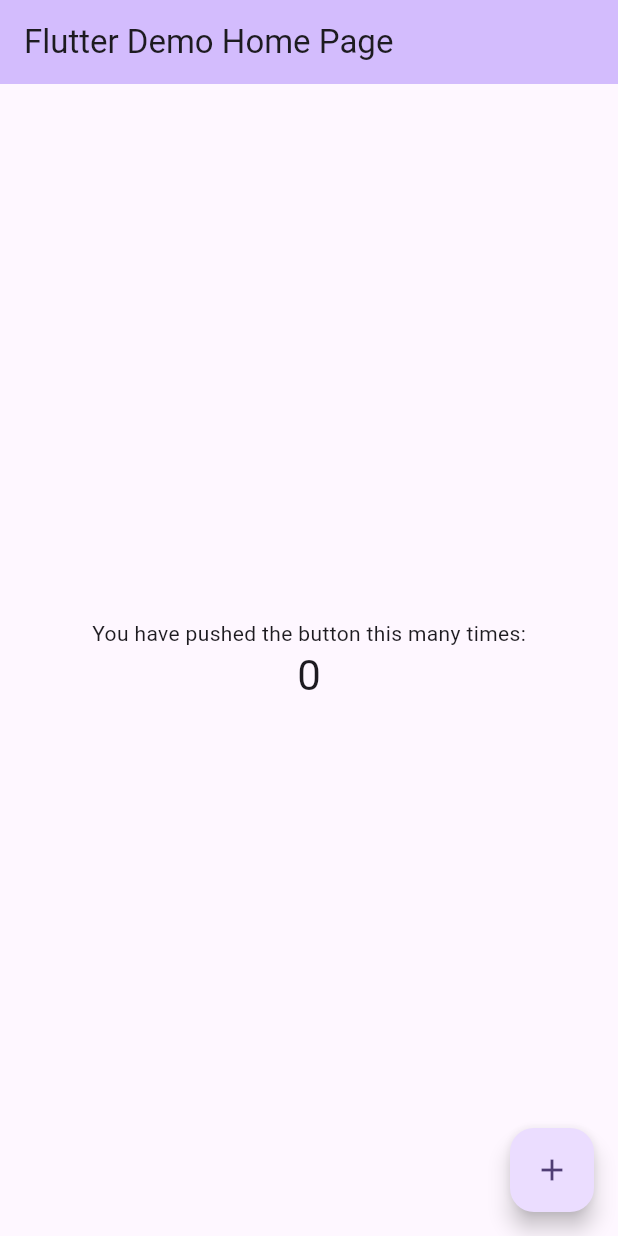
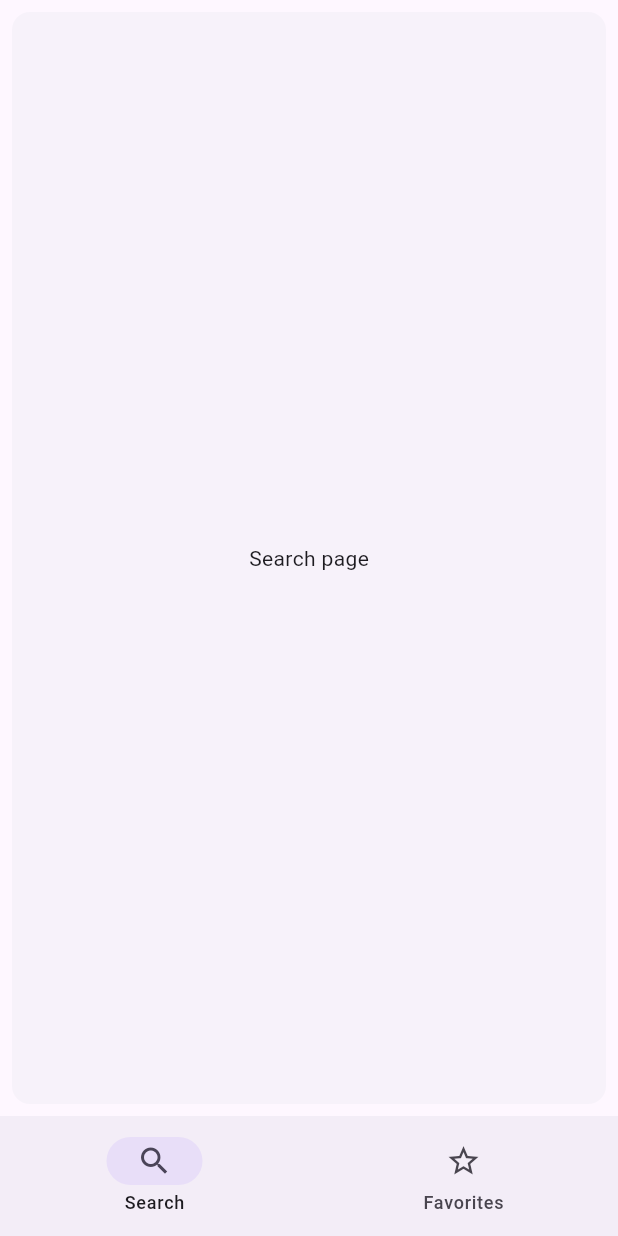
Before and after one commit to enricmacias/radio_star, a Flutter app: the screen it shows after launch, on a phone screen of 412 x 824 dp. Run offline on Flutter 3.47's test engine with Material 3 defaults, Android fonts, the phone set to English and light mode, and no system bars; our stand-ins replace flutter_riverpod, riverpod_annotation; generated files the repository leaves out were written again.

Commit message:
Create HomeView with a main tab bar

```diff
--- /dev/null
+++ b/lib/home_view.dart
@@ -0,0 +1,61 @@
+import 'package:flutter/material.dart';
+import 'package:flutter_riverpod/flutter_riverpod.dart';
+import 'package:riverpod_annotation/riverpod_annotation.dart';
+
+part 'home_view.g.dart';
+
+@riverpod
+class PageIndex extends _$PageIndex {
+  @override
+  int build() => 0;
+
+  void onDestinationSelected(int index) {
+    state = index;
+  }
+}
+
+class HomeView extends ConsumerWidget {
+  const HomeView({super.key});
+
+  @override
+  Widget build(BuildContext context, WidgetRef ref) {
+    int pageIndex = ref.watch(pageIndexProvider);
+
+    return Scaffold(
+        bottomNavigationBar: NavigationBar(
+          onDestinationSelected: (int index) {
+          ref.read(pageIndexProvider.notifier).onDestinationSelected(index);
+        },
+        selectedIndex: pageIndex,
+        destinations: const <Widget>[
+          NavigationDestination(
+            selectedIcon: Icon(Icons.search),
+            icon: Icon(Icons.search_outlined),
+            label: 'Search',
+          ),
+          NavigationDestination(
+            selectedIcon: Icon(Icons.star),
+            icon: Icon(Icons.star_outline),
+            label: 'Favorites',
+          ),
+        ]),
+        body:
+          <Widget>[
+            Card(
+        shadowColor: Colors.transparent,
+        margin: const EdgeInsets.all(8.0),
+        child: SizedBox.expand(
+          child: Center(child: Text('Search page')),
+        ),
+      ),
+            Card(
+        shadowColor: Colors.transparent,
+        margin: const EdgeInsets.all(8.0),
+        child: SizedBox.expand(
+          child: Center(child: Text('Favorite page')),
+        ),
+      ),
+            ][pageIndex],
+      );
+    }
+}
--- a/lib/main.dart
+++ b/lib/main.dart
@@ -1,122 +1,14 @@
 import 'package:flutter/material.dart';
+import 'package:flutter_riverpod/flutter_riverpod.dart';
+
+import 'home_view.dart';
 
 void main() {
-  runApp(const MyApp());
+  runApp(
+    ProviderScope(
+      child: MaterialApp(
+      home: HomeView(),
+    ),
+    ),
+  );
 }
-
-class MyApp extends StatelessWidget {
-  const MyApp({super.key});
-
-  // This widget is the root of your application.
-  @override
-  Widget build(BuildContext context) {
-    return MaterialApp(
-      title: 'Flutter Demo',
-      theme: ThemeData(
-        // This is the theme of your application.
-        //
-        // TRY THIS: Try running your application with "flutter run". You'll see
-        // the application has a purple toolbar. Then, without quitting the app,
-        // try changing the seedColor in the colorScheme below to Colors.green
-        // and then invoke "hot reload" (save your changes or press the "hot
-        // reload" button in a Flutter-supported IDE, or press "r" if you used
-        // the command line to start the app).
-        //
-        // Notice that the counter didn't reset back to zero; the application
-        // state is not lost during the reload. To reset the state, use hot
-        // restart instead.
-        //
-        // This works for code too, not just values: Most code changes can be
-        // tested with just a hot reload.
-        colorScheme: ColorScheme.fromSeed(seedColor: Colors.deepPurple),
-      ),
-      home: const MyHomePage(title: 'Flutter Demo Home Page'),
-    );
-  }
-}
-
-class MyHomePage extends StatefulWidget {
-  const MyHomePage({super.key, required this.title});
-
-  // This widget is the home page of your application. It is stateful, meaning
-  // that it has a State object (defined below) that contains fields that affect
-  // how it looks.
-
-  // This class is the configuration for the state. It holds the values (in this
-  // case the title) provided by the parent (in this case the App widget) and
-  // used by the build method of the State. Fields in a Widget subclass are
-  // always marked "final".
-
-  final String title;
-
-  @override
-  State<MyHomePage> createState() => _MyHomePageState();
-}
-
-class _MyHomePageState extends State<MyHomePage> {
-  int _counter = 0;
-
-  void _incrementCounter() {
-    setState(() {
-      // This call to setState tells the Flutter framework that something has
-      // changed in this State, which causes it to rerun the build method below
-      // so that the display can reflect the updated values. If we changed
-      // _counter without calling setState(), then the build method would not be
-      // called again, and so nothing would appear to happen.
-      _counter++;
-    });
-  }
-
-  @override
-  Widget build(BuildContext context) {
-    // This method is rerun every time setState is called, for instance as done
-    // by the _incrementCounter method above.
-    //
-    // The Flutter framework has been optimized to make rerunning build methods
-    // fast, so that you can just rebuild anything that needs updating rather
-    // than having to individually change instances of widgets.
-    return Scaffold(
-      appBar: AppBar(
-        // TRY THIS: Try changing the color here to a specific color (to
-        // Colors.amber, perhaps?) and trigger a hot reload to see the AppBar
-        // change color while the other colors stay the same.
-        backgroundColor: Theme.of(context).colorScheme.inversePrimary,
-        // Here we take the value from the MyHomePage object that was created by
-        // the App.build method, and use it to set our appbar title.
-        title: Text(widget.title),
-      ),
-      body: Center(
-        // Center is a layout widget. It takes a single child and positions it
-        // in the middle of the parent.
-        child: Column(
-          // Column is also a layout widget. It takes a list of children and
-          // arranges them vertically. By default, it sizes itself to fit its
-          // children horizontally, and tries to be as tall as its parent.
-          //
-          // Column has various properties to control how it sizes itself and
-          // how it positions its children. Here we use mainAxisAlignment to
-          // center the children vertically; the main axis here is the vertical
-          // axis because Columns are vertical (the cross axis would be
-          // horizontal).
-          //
-          // TRY THIS: Invoke "debug painting" (choose the "Toggle Debug Paint"
-          // action in the IDE, or press "p" in the console), to see the
-          // wireframe for each widget.
-          mainAxisAlignment: MainAxisAlignment.center,
-          children: <Widget>[
-            const Text('You have pushed the button this many times:'),
-            Text(
-              '$_counter',
-              style: Theme.of(context).textTheme.headlineMedium,
-            ),
-          ],
-        ),
-      ),
-      floatingActionButton: FloatingActionButton(
-        onPressed: _incrementCounter,
-        tooltip: 'Increment',
-        child: const Icon(Icons.add),
-      ), // This trailing comma makes auto-formatting nicer for build methods.
-    );
-  }
-}
```
Also changed, not shown: lib/home_view.g.dart (added), 1 other file.
